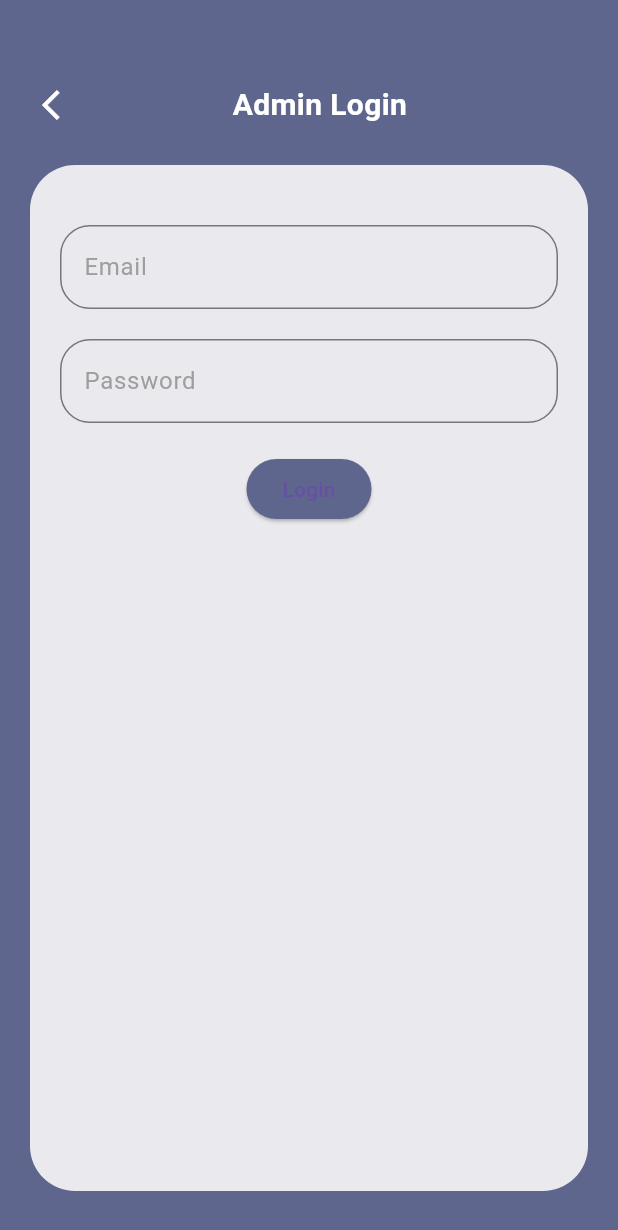
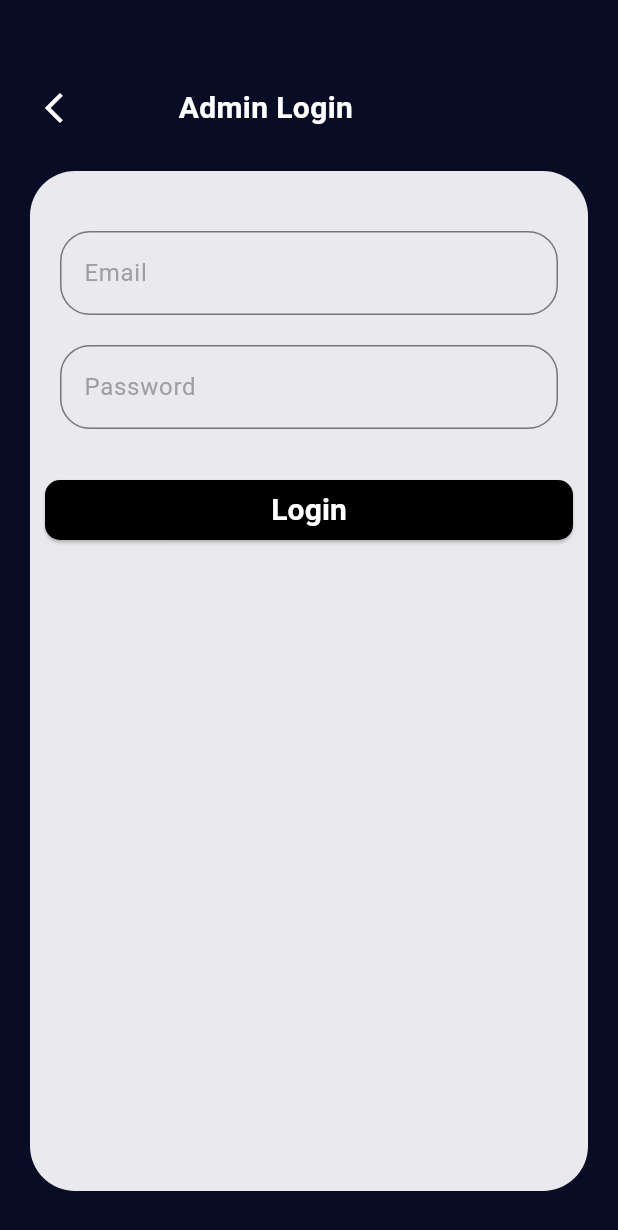
Before and after one commit to LucasMel00/IA-Art, a Flutter app: the screen it shows after launch, on a phone screen of 412 x 824 dp. Shown: the top 1230 px of the screen. Run offline on Flutter 3.47's test engine with Material 3 defaults, Android fonts, the phone set to English and light mode, and no system bars; our stand-ins replace firebase_core; accounts and stored records are empty.

```diff
--- a/lib/Admin/admin_login.dart
+++ b/lib/Admin/admin_login.dart
@@ -13,7 +13,7 @@ class _AdminLoginState extends State<AdminLogin> {
   @override
   Widget build(BuildContext context) {
     return Scaffold(
-      backgroundColor: Color.fromARGB(255, 95, 102, 141),
+      backgroundColor: Color(0xff080d25),
       body: Padding(
         padding: const EdgeInsets.only(top: 50, left: 20, right: 20),
         child: Container(
@@ -22,15 +22,15 @@ class _AdminLoginState extends State<AdminLogin> {
               Row(
                 children: [
                   Container(
-                      padding: const EdgeInsets.all(8.0),
+                      padding: const EdgeInsets.all(10.0),
                       decoration: BoxDecoration(
                           borderRadius: BorderRadius.only(
-                              bottomRight: Radius.circular(40),
-                              bottomLeft: Radius.circular(40))),
+                              bottomRight: Radius.circular(10),
+                              bottomLeft: Radius.circular(10))),
                       child: Center(
                           child:
                               Icon(Icons.arrow_back_ios, color: Colors.white))),
-                  SizedBox(width: 95),
+                  SizedBox(width: 55),
                   Text("Admin Login",
                       style: TextStyle(
                           color: Colors.white,
@@ -41,7 +41,7 @@ class _AdminLoginState extends State<AdminLogin> {
               SizedBox(height: 20),
               Expanded(
                 child: Container(
-                  height: MediaQuery.of(context).size.height * 0.8,
+                  height: MediaQuery.of(context).size.height * 0.5,
                   width: MediaQuery.of(context).size.width,
                   margin: EdgeInsets.only(bottom: 30),
                   decoration: BoxDecoration(
@@ -91,21 +91,29 @@ class _AdminLoginState extends State<AdminLogin> {
                           ),
                         ),
                       ),
-                      Padding(
-                        padding: const EdgeInsets.only(
-                          top: 20,
-                          left: 20,
-                          right: 20,
-                        ),
+                      SizedBox(
+                        height: 10,
+                      ),
+                      Container(
+                        padding: EdgeInsets.symmetric(vertical: 20),
+                        margin: EdgeInsets.symmetric(horizontal: 10),
+                        width: MediaQuery.of(context).size.width,
                         child: ElevatedButton(
                           onPressed: () {},
                           style: ElevatedButton.styleFrom(
-                            backgroundColor: Color.fromARGB(255, 95, 102, 141),
+                            backgroundColor: Color(0xff000000),
                             shape: RoundedRectangleBorder(
-                              borderRadius: BorderRadius.circular(20),
+                              borderRadius: BorderRadius.circular(10),
                             ),
                           ),
-                          child: Text("Login"),
+                          child: Center(
+                              child: Text(
+                            "Login",
+                            style: TextStyle(
+                                color: Colors.white,
+                                fontSize: 20,
+                                fontWeight: FontWeight.bold),
+                          )),
                         ),
                       ),
                     ],
--- a/lib/pages/question.dart
+++ b/lib/pages/question.dart
@@ -63,7 +63,8 @@ class _QuestionState extends State<Question> {
                         ),
                         child: ClipRRect(
                           borderRadius: BorderRadius.circular(20),
-                          child: Image.asset("images/4.JPG",
+                          child: Image.network(
+                              "https://raw.githubusercontent.com/LucasMel00/IA_Art_aoo/main/images/4.JPG",
                               height: 300,
                               width: MediaQuery.of(context).size.width,
                               fit: BoxFit.cover),
--- a/pubspec.yaml
+++ b/pubspec.yaml
@@ -19,7 +19,7 @@ publish_to: 'none' # Remove this line if you wish to publish to pub.dev
 version: 1.0.0+1
 
 environment:
-  sdk: '>=3.3.3 <4.0.0'
+  sdk: '>=3.2.3 <4.0.0'
 
 # Dependencies specify other packages that your package needs in order to work.
 # To automatically upgrade your package dependencies to the latest versions
@@ -36,6 +36,7 @@ dependencies:
   # The following adds the Cupertino Icons font to your application.
   # Use with the CupertinoIcons class for iOS style icons.
   cupertino_icons: ^1.0.6
+  firebase_storage: ^11.0.16
 
 dev_dependencies:
   flutter_test:
```
Also changed, not shown: lib/main.dart (+3 -4 lines), lib/pages/home.dart (+7 -4 lines), lib/firebase_options.dart, pubspec.lock (deleted), 2 other files.
